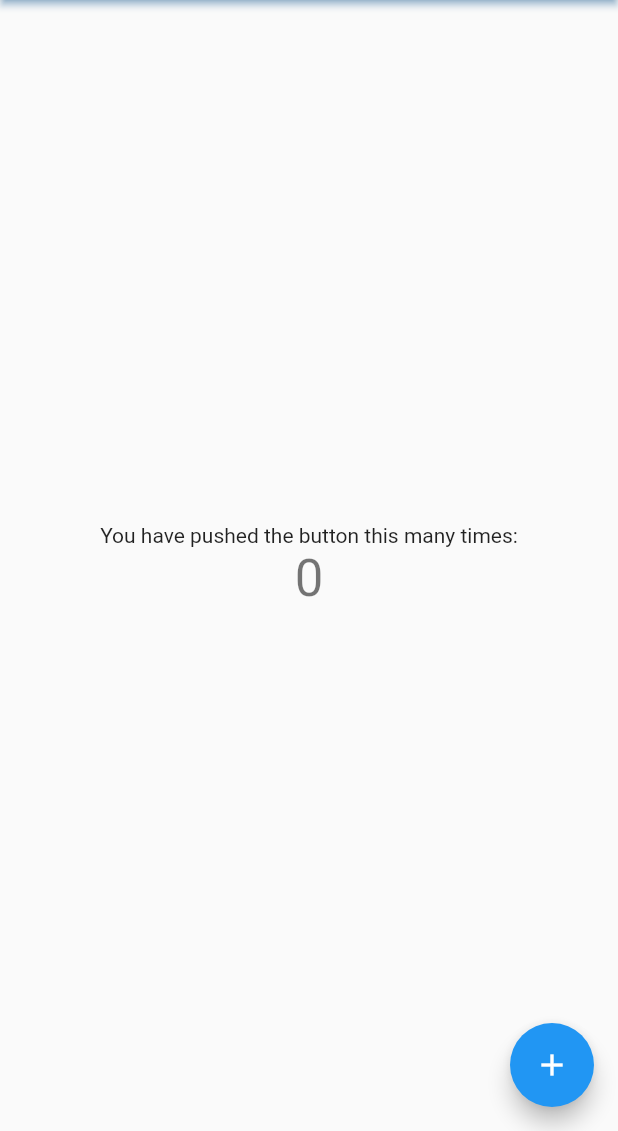
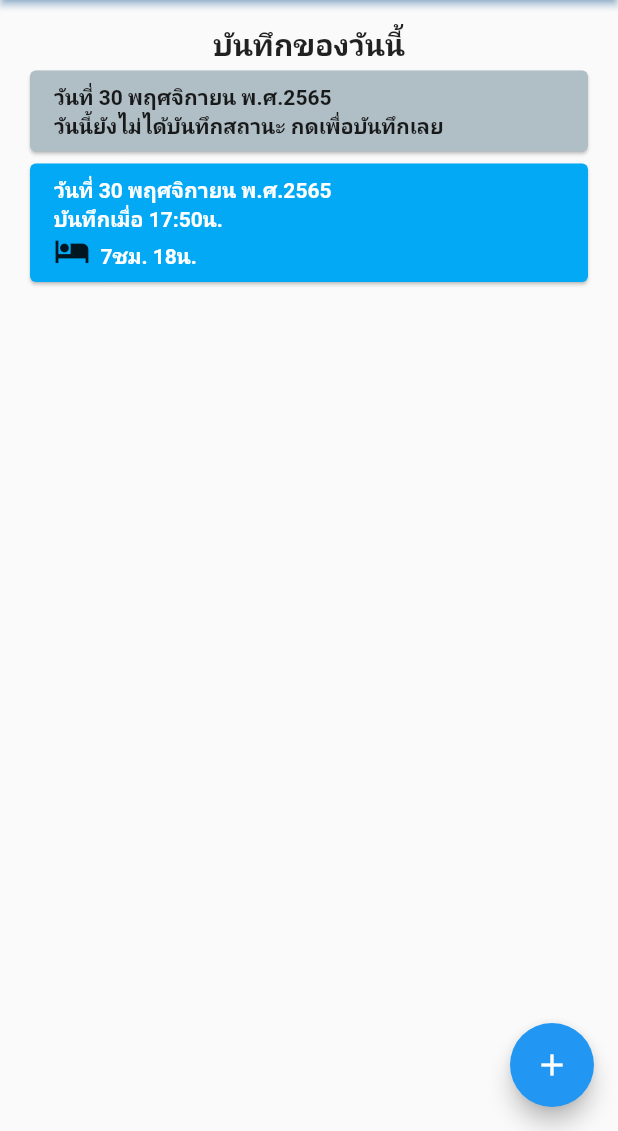
Before and after one commit to Tharamac/mental-monitor, a Flutter app: the screen it shows after launch, in the side drawer, after a tap on the "add" icon, on a phone screen of 412 x 824 dp, the part 105-1236 px from its top. Run offline on Flutter 3.47's test engine with Material 2 defaults, Android fonts, the phone set to English and light mode, and no system bars; our stand-ins replace google_fonts.

Commit message:
today status card

```diff
--- a/lib/pages/home_page.dart
+++ b/lib/pages/home_page.dart
@@ -1,5 +1,6 @@
 import 'package:flutter/material.dart';
 import 'package:google_fonts/google_fonts.dart';
+import 'package:mental_monitor/widgets/menu_drawer.dart';
 
 class HomePage extends StatefulWidget {
   const HomePage({Key? key}) : super(key: key);
@@ -8,14 +9,6 @@ class HomePage extends StatefulWidget {
 }
 
 class _HomePageState extends State<HomePage> {
-  int _counter = 0;
-
-  void _incrementCounter() {
-    setState(() {
-      _counter++;
-    });
-  }
-
   @override
   Widget build(BuildContext context) {
     // This method is rerun every time setState is called, for instance as done
@@ -33,119 +26,100 @@ class _HomePageState extends State<HomePage> {
           // style: GoogleFonts.ibmPlexSansThai(),
         ),
       ),
-      drawer: Drawer(
-        child: Column(crossAxisAlignment: CrossAxisAlignment.stretch, children: [
-          Expanded(
-            flex: 2,
-            child: Container(
-              decoration: BoxDecoration(
-                color: Color.fromARGB(255, 26, 150, 251),
+      drawer: MainMenuDrawerWidget(),
+
+      body: Padding(
+        padding: EdgeInsets.all(16),
+        child: Column(
+          children: <Widget>[
+            Text(
+              "บันทึกของวันนี้",
+              style: GoogleFonts.ibmPlexSansThai(
+                fontSize: 20,
+                fontWeight: FontWeight.w600,
               ),
-              padding: const EdgeInsets.symmetric(
-                horizontal: 20.0,
-              ),
-              child: FittedBox(
-                fit: BoxFit.fitWidth,
-                alignment: Alignment.bottomRight,
-                child: Text(
-                  'ทยายสาญุก\nสานพำยบาสั้น',
-                  style: GoogleFonts.ibmPlexSansThai(fontWeight: FontWeight.w700, height: 1.5),
-                  textAlign: TextAlign.right,
+            ),
+            Card(
+              color: Colors.blueGrey[200],
+              child: Padding(
+                padding: const EdgeInsets.symmetric(horizontal: 16, vertical: 8),
+                child: Column(
+                  crossAxisAlignment: CrossAxisAlignment.stretch,
+                  children: [
+                    Text(
+                      "วันที่ 30 พฤศจิกายน พ.ศ.2565",
+                      style: GoogleFonts.ibmPlexSansThai(
+                        fontWeight: FontWeight.w600,
+                      ),
+                    ),
+                    Text(
+                      "วันนี้ยังไม่ได้บันทึกสถานะ กดเพื่อบันทึกเลย",
+                      style: GoogleFonts.ibmPlexSansThai(
+                        fontWeight: FontWeight.w600,
+                      ),
+                    ),
+                  ],
                 ),
               ),
             ),
-          ),
-          // ),
-          SizedBox(
-            height: 16,
-          ),
-          Container(
-            color: Colors.blue[100],
-            padding: const EdgeInsets.only(left: 20.0, top: 12, bottom: 4),
-            child: Text(
-              "เมนูหลัก",
-              style: GoogleFonts.ibmPlexSansThai(
-                fontSize: 30,
-                fontWeight: FontWeight.w600,
+            Card(
+              color: Colors.lightBlue[500],
+              child: Padding(
+                padding: const EdgeInsets.symmetric(horizontal: 16, vertical: 8),
+                child: Column(
+                  crossAxisAlignment: CrossAxisAlignment.start,
+                  children: [
+                    Row(
+                      mainAxisAlignment: MainAxisAlignment.spaceBetween,
+                      children: [
+                        RichText(
+                          textHeightBehavior: TextHeightBehavior(),
+                          text: TextSpan(
+                            style: GoogleFonts.ibmPlexSansThai(
+                              fontWeight: FontWeight.w600,
+                            ),
+                            children: [
+                              TextSpan(text: 'วันที่ 30 พฤศจิกายน พ.ศ.2565\n'),
+                              TextSpan(text: 'บันทึกเมื่อ 17:50น.'),
+                            ],
+                          ),
+                        ),
+                        // Container(
+                        //   padding: EdgeInsets.all(16),
+                        //   alignment: Alignment.center,
+                        //   decoration: BoxDecoration(color: Colors.green[800], shape: BoxShape.circle),
+                        //   child: Text(
+                        //     "7",
+                        //     style: GoogleFonts.ibmPlexSansThai(
+                        //       fontSize: 20,
+                        //       fontWeight: FontWeight.w600,
+                        //     ),
+                        //   ),
+                        // ),
+                      ],
+                    ),
+                    RichText(
+                      textHeightBehavior: TextHeightBehavior(),
+                      text: TextSpan(
+                        style: GoogleFonts.ibmPlexSansThai(
+                          fontWeight: FontWeight.w600,
+                        ),
+                        children: [
+                          WidgetSpan(child: Icon(Icons.hotel)),
+                          TextSpan(text: '  7ชม. 18น.'),
+                        ],
+                      ),
+                    ),
+                  ],
+                ),
               ),
-            ),
-          ),
-          // Divider(
-          //   height: 7,
-          //   thickness: 7,
-          //   color: Colors.white,
-          // ),
-          Expanded(
-            flex: 3,
-            child: ListView(
-              padding: EdgeInsets.zero,
-              physics: NeverScrollableScrollPhysics(),
-              children: <Widget>[
-                TextButton.icon(
-                    onPressed: () {},
-                    style: TextButton.styleFrom(alignment: Alignment.centerLeft, minimumSize: Size(200, 60), backgroundColor: Colors.blue[50], padding: EdgeInsets.symmetric(horizontal: 20)),
-                    icon: Icon(Icons.email),
-                    label: Text(
-                      "ส่งข้อมูลไปที่อีเมล์",
-                      style: GoogleFonts.ibmPlexSansThai(
-                        fontSize: 24,
-                        fontWeight: FontWeight.w600,
-                      ),
-                    )),
-                TextButton.icon(
-                    onPressed: () {},
-                    style: TextButton.styleFrom(alignment: Alignment.centerLeft, minimumSize: Size(200, 60), backgroundColor: Colors.blue[50], padding: EdgeInsets.symmetric(horizontal: 20)),
-                    icon: Icon(Icons.backup),
-                    label: Text(
-                      "สำรองข้อมูล",
-                      style: GoogleFonts.ibmPlexSansThai(fontSize: 24, fontWeight: FontWeight.w600),
-                    )),
-                TextButton.icon(
-                    onPressed: () {},
-                    style: TextButton.styleFrom(alignment: Alignment.centerLeft, minimumSize: Size(200, 60), backgroundColor: Colors.blue[50], padding: EdgeInsets.symmetric(horizontal: 20)),
-                    icon: Icon(Icons.settings),
-                    label: Text(
-                      "การตั้งค่า",
-                      style: GoogleFonts.ibmPlexSansThai(fontSize: 24, fontWeight: FontWeight.w600),
-                    )),
-              ],
-            ),
-          ),
-        ]),
-      ),
-
-      body: Center(
-        // Center is a layout widget. It takes a single child and positions it
-        // in the middle of the parent.
-        child: Column(
-          // Column is also a layout widget. It takes a list of children and
-          // arranges them vertically. By default, it sizes itself to fit its
-          // children horizontally, and tries to be as tall as its parent.
-          //
-          // Invoke "debug painting" (press "p" in the console, choose the
-          // "Toggle Debug Paint" action from the Flutter Inspector in Android
-          // Studio, or the "Toggle Debug Paint" command in Visual Studio Code)
-          // to see the wireframe for each widget.
-          //
-          // Column has various properties to control how it sizes itself and
-          // how it positions its children. Here we use mainAxisAlignment to
-          // center the children vertically; the main axis here is the vertical
-          // axis because Columns are vertical (the cross axis would be
-          // horizontal).
-          mainAxisAlignment: MainAxisAlignment.center,
-          children: <Widget>[
-            const Text(
-              'You have pushed the button this many times:',
-            ),
-            Text(
-              '$_counter',
-              style: Theme.of(context).textTheme.headline4,
-            ),
+            )
           ],
         ),
       ),
+
       floatingActionButton: FloatingActionButton(
-        onPressed: _incrementCounter,
+        onPressed: () {},
         tooltip: 'Increment',
         child: const Icon(Icons.add),
       ), // This trailing comma makes auto-formatting nicer for build methods.
--- /dev/null
+++ b/lib/widgets/menu_drawer.dart
@@ -0,0 +1,88 @@
+import 'package:flutter/material.dart';
+import 'package:google_fonts/google_fonts.dart';
+
+class MainMenuDrawerWidget extends StatelessWidget {
+  const MainMenuDrawerWidget({
+    Key? key,
+  }) : super(key: key);
+
+  @override
+  Widget build(BuildContext context) {
+    return Drawer(
+      child: Column(crossAxisAlignment: CrossAxisAlignment.stretch, children: [
+        Expanded(
+          flex: 2,
+          child: Container(
+            decoration: BoxDecoration(
+              color: Color.fromARGB(255, 26, 150, 251),
+            ),
+            padding: const EdgeInsets.symmetric(
+              horizontal: 20.0,
+            ),
+            child: FittedBox(
+              fit: BoxFit.fitWidth,
+              alignment: Alignment.bottomRight,
+              child: Text(
+                'ทยายสาญุก\nสานพำยบาสั้น',
+                style: GoogleFonts.ibmPlexSansThai(fontWeight: FontWeight.w700, height: 1.5),
+                textAlign: TextAlign.right,
+              ),
+            ),
+          ),
+        ),
+        // ),
+        SizedBox(
+          height: 16,
+        ),
+        Container(
+          color: Colors.blue[100],
+          padding: const EdgeInsets.only(left: 20.0, top: 12, bottom: 4),
+          child: Text(
+            "เมนูหลัก",
+            style: GoogleFonts.ibmPlexSansThai(
+              fontSize: 30,
+              fontWeight: FontWeight.w600,
+            ),
+          ),
+        ),
+
+        Expanded(
+          flex: 3,
+          child: ListView(
+            padding: EdgeInsets.zero,
+            physics: NeverScrollableScrollPhysics(),
+            children: <Widget>[
+              TextButton.icon(
+                  onPressed: () {},
+                  style: TextButton.styleFrom(alignment: Alignment.centerLeft, minimumSize: Size(200, 60), backgroundColor: Colors.blue[50], padding: EdgeInsets.symmetric(horizontal: 20)),
+                  icon: Icon(Icons.email),
+                  label: Text(
+                    "ส่งข้อมูลไปที่อีเมล์",
+                    style: GoogleFonts.ibmPlexSansThai(
+                      fontSize: 24,
+                      fontWeight: FontWeight.w600,
+                    ),
+                  )),
+              TextButton.icon(
+                  onPressed: () {},
+                  style: TextButton.styleFrom(alignment: Alignment.centerLeft, minimumSize: Size(200, 60), backgroundColor: Colors.blue[50], padding: EdgeInsets.symmetric(horizontal: 20)),
+                  icon: Icon(Icons.backup),
+                  label: Text(
+                    "สำรองข้อมูล",
+                    style: GoogleFonts.ibmPlexSansThai(fontSize: 24, fontWeight: FontWeight.w600),
+                  )),
+              TextButton.icon(
+                  onPressed: () {},
+                  style: TextButton.styleFrom(alignment: Alignment.centerLeft, minimumSize: Size(200, 60), backgroundColor: Colors.blue[50], padding: EdgeInsets.symmetric(horizontal: 20)),
+                  icon: Icon(Icons.settings),
+                  label: Text(
+                    "การตั้งค่า",
+                    style: GoogleFonts.ibmPlexSansThai(fontSize: 24, fontWeight: FontWeight.w600),
+                  )),
+            ],
+          ),
+        ),
+      ]),
+    );
+  }
+}
```
